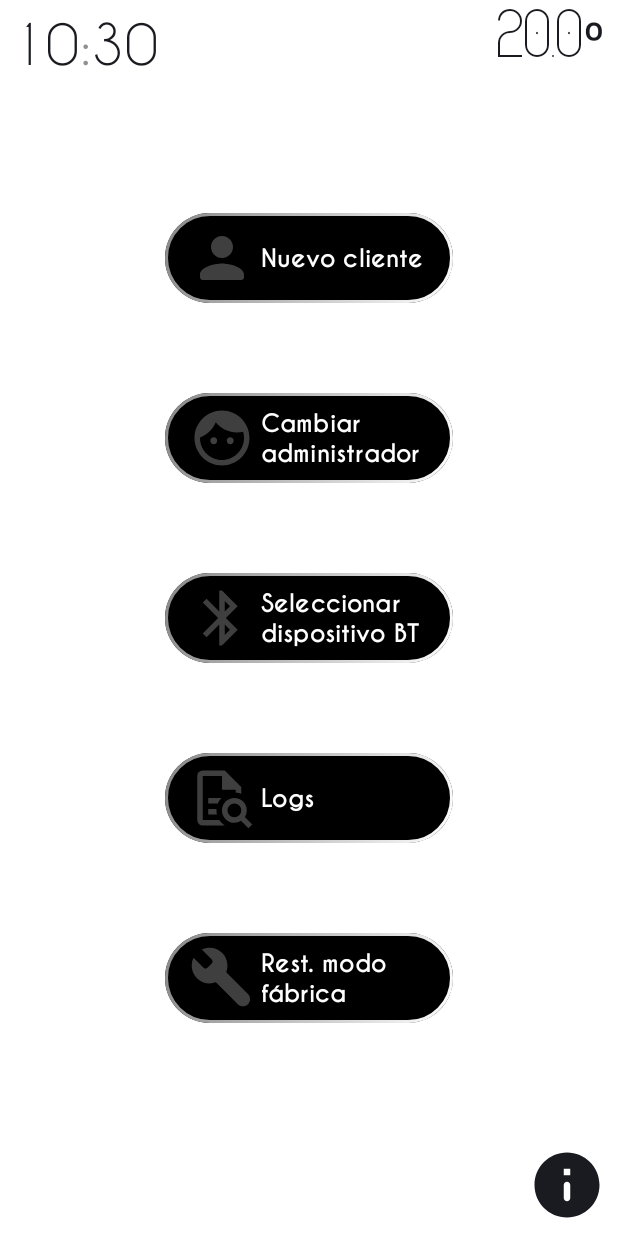
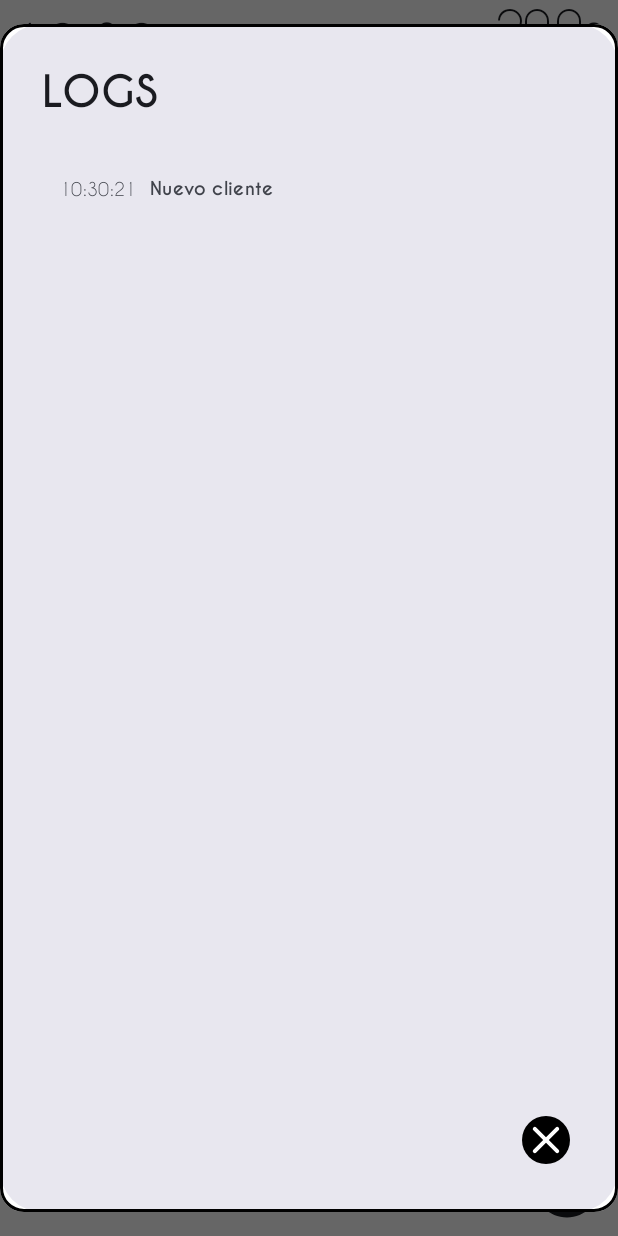
Before and after one commit to Roboto-Domoto/mBapp, an Android app built with Jetpack Compose: the composable EmployeeSettingScreen shown on its own in the app's theme, after a tap on "Logs", on a phone screen of 412 x 824 dp. Run offline under Robolectric (Android 15) with nearby library versions, the phone set to English and light mode, and no system bars; our stand-ins replace RxJava; Roboto replaces fonts that are not available here; 3 other taps on this screen came first.

Commit message:
Log Finished

```diff
--- /dev/null
+++ b/mBapp/app/src/main/java/com/example/mbapp_androidapp/common/classes/RegistryElements.kt
@@ -0,0 +1,5 @@
+package com.example.mbapp_androidapp.common.classes
+
+data class InventoryItem(val hour: String, val item: ItemClass)
+
+data class MBappLog(val hour: String, val event: String)
--- /dev/null
+++ b/mBapp/app/src/main/java/com/example/mbapp_androidapp/common/classes/System.kt
@@ -0,0 +1,45 @@
+package com.example.mbapp_androidapp.common.classes
+
+import android.content.ClipData.Item
+import java.time.LocalDateTime
+import java.time.format.DateTimeFormatter
+import java.util.Date
+import kotlin.time.Duration.Companion.hours
+import kotlin.time.Duration.Companion.minutes
+import kotlin.time.Duration.Companion.seconds
+
+class System private constructor() {
+    private val mBappLogs: MutableList<MBappLog> = mutableListOf()
+    private val dailyInventory: MutableList<InventoryItem> = mutableListOf()
+    val employee: Employee = Employee.getInstance()
+    val customer: Customer = Customer.getInstance()
+
+    companion object {
+        private var instance: System? = null
+        fun getInstance(): System {
+            if (instance == null) instance = System()
+            return instance!!
+        }
+    }
+    private fun getHour(): String {
+        val hourFormat = DateTimeFormatter.ofPattern("hh:mm:ss")
+        return LocalDateTime.now().format(hourFormat)
+    }
+    fun addLog(event: String) {
+        val log = MBappLog(getHour(), event)
+        mBappLogs.add(log)
+    }
+
+    fun getLogs(): List<MBappLog> {
+        return mBappLogs
+    }
+
+    fun addItemToInventory(item: ItemClass) {
+        val inventoryItem = InventoryItem(getHour(), item)
+        dailyInventory.add(inventoryItem)
+    }
+
+    fun getInventory(): List<InventoryItem> {
+        return dailyInventory
+    }
+}
--- a/mBapp/app/src/main/java/com/example/mbapp_androidapp/presentation/navigation/AppNavigation.kt
+++ b/mBapp/app/src/main/java/com/example/mbapp_androidapp/presentation/navigation/AppNavigation.kt
@@ -7,6 +7,7 @@ import androidx.navigation.compose.NavHost
 import androidx.navigation.compose.composable
 import androidx.navigation.compose.rememberNavController
 import com.example.mbapp_androidapp.common.classes.Customer
+import com.example.mbapp_androidapp.common.classes.System
 import com.example.mbapp_androidapp.data.AppDatabase
 import com.example.mbapp_androidapp.presentation.screens.EmployeeScreen
 import com.example.mbapp_androidapp.presentation.screens.EmployeeSettingScreen
@@ -27,7 +28,7 @@ fun AppNavigation() {
     val navController = rememberNavController() //Controlador de navegación
 
     //Se instancia al cliente
-    val customer = Customer.getInstance()
+    val system = System.getInstance()
 
     //Room y DAO
     val appDatabase = AppDatabase.getDatabase(context = LocalContext.current.applicationContext)
--- a/mBapp/app/src/main/java/com/example/mbapp_androidapp/presentation/screens/EmployeeSettingScreen.kt
+++ b/mBapp/app/src/main/java/com/example/mbapp_androidapp/presentation/screens/EmployeeSettingScreen.kt
@@ -1,7 +1,6 @@
 package com.example.mbapp_androidapp.presentation.screens
 
 import androidx.compose.animation.animateContentSize
-import androidx.compose.animation.core.animateFloatAsState
 import androidx.compose.foundation.background
 import androidx.compose.foundation.layout.Arrangement
 import androidx.compose.foundation.layout.Box
@@ -23,24 +22,23 @@ import androidx.compose.material3.Text
 import androidx.compose.runtime.Composable
 import androidx.compose.runtime.LaunchedEffect
 import androidx.compose.runtime.MutableState
-import androidx.compose.runtime.getValue
 import androidx.compose.runtime.mutableStateOf
 import androidx.compose.runtime.remember
 import androidx.compose.ui.Alignment
 import androidx.compose.ui.Modifier
-import androidx.compose.ui.draw.alpha
 import androidx.compose.ui.graphics.Color
 import androidx.compose.ui.graphics.vector.ImageVector
 import androidx.compose.ui.res.vectorResource
 import androidx.compose.ui.text.font.FontWeight
 import androidx.compose.ui.tooling.preview.Preview
 import androidx.compose.ui.unit.dp
-import androidx.navigation.NavHostController
 import com.example.mbapp_androidapp.R
 import com.example.mbapp_androidapp.common.classes.Customer
+import com.example.mbapp_androidapp.common.classes.System
 import com.example.mbapp_androidapp.common.elements.MenuButton
 import com.example.mbapp_androidapp.common.elements.TopElements
 import com.example.mbapp_androidapp.presentation.windows.AdminWindow
+import com.example.mbapp_androidapp.presentation.windows.LogWindow
 import com.example.mbapp_androidapp.ui.theme.caviarFamily
 import kotlinx.coroutines.delay
 
@@ -48,6 +46,7 @@ import kotlinx.coroutines.delay
 fun EmployeeSettingScreen() {
     val showMsg = remember { mutableStateOf(false) }
     val showAdminW = remember { mutableStateOf(false) }
+    val showLogsW = remember { mutableStateOf(false) }
 
     Box(
         modifier = Modifier
@@ -56,7 +55,8 @@ fun EmployeeSettingScreen() {
     ) {
         TopElements() //Hora y temperatura
         if (showAdminW.value) AdminWindow(flag = showAdminW)
-        Buttons(showMsg, showAdminW) //Los botones con las distintas opciones del menú
+        if (showLogsW.value) LogWindow(flag = showLogsW)
+        Buttons(showMsg, showAdminW, showLogsW) //Los botones con las distintas opciones del menú
         Icon(
             imageVector = Icons.Rounded.Info,
             contentDescription = "Info button",
@@ -92,8 +92,10 @@ fun EmployeeSettingScreen() {
 }
 
 @Composable
-private fun Buttons(showMsg: MutableState<Boolean>, showAdminW: MutableState<Boolean>) {
-    val customer = Customer.getInstance()
+private fun Buttons(showMsg: MutableState<Boolean>, showAdminW: MutableState<Boolean>,
+                    showLogsW: MutableState<Boolean>)
+{
+    val customer = System.getInstance().customer
 
     Column(
         modifier = Modifier.fillMaxSize(),
@@ -105,6 +107,7 @@ private fun Buttons(showMsg: MutableState<Boolean>, showAdminW: MutableState<Boo
             text = "Nuevo cliente",
             onClick = {
                 customer.resetList()
+                System.getInstance().addLog("Nuevo cliente")
                 showMsg.value = true
             }
         )
@@ -123,7 +126,8 @@ private fun Buttons(showMsg: MutableState<Boolean>, showAdminW: MutableState<Boo
         Spacer(modifier = Modifier.height(60.dp))
         MenuButton(
             icon = ImageVector.vectorResource(id = R.drawable.quick_reference_all_fill0_wght400_grad0_opsz24),
-            text = "Logs"
+            text = "Logs",
+            onClick = { showLogsW.value = !showLogsW.value }
         )
         Spacer(modifier = Modifier.height(60.dp))
         MenuButton(
--- a/mBapp/app/src/main/java/com/example/mbapp_androidapp/presentation/screens/HomeScreen.kt
+++ b/mBapp/app/src/main/java/com/example/mbapp_androidapp/presentation/screens/HomeScreen.kt
@@ -26,6 +26,7 @@ import androidx.compose.ui.res.vectorResource
 import androidx.compose.ui.unit.dp
 import androidx.navigation.NavHostController
 import com.example.mbapp_androidapp.R
+import com.example.mbapp_androidapp.common.classes.System
 import com.example.mbapp_androidapp.common.elements.MenuButton
 import com.example.mbapp_androidapp.common.elements.TopElements
 import com.example.mbapp_androidapp.presentation.navigation.AppScreens
--- a/mBapp/app/src/main/java/com/example/mbapp_androidapp/presentation/windows/AdminWindow.kt
+++ b/mBapp/app/src/main/java/com/example/mbapp_androidapp/presentation/windows/AdminWindow.kt
@@ -33,13 +33,14 @@ import androidx.compose.ui.text.input.KeyboardType
 import androidx.compose.ui.unit.dp
 import androidx.compose.ui.unit.sp
 import com.example.mbapp_androidapp.common.classes.Employee
+import com.example.mbapp_androidapp.common.classes.System
 import com.example.mbapp_androidapp.ui.theme.caviarFamily
 
 @OptIn(ExperimentalMaterial3Api::class)
 @Composable
 fun AdminWindow(flag: MutableState<Boolean>)
 {
-    val employee = Employee.getInstance()
+    val employee = System.getInstance().employee
     var number by remember { mutableStateOf(employee.getAdminTl()) }
 
     AlertDialog(
--- /dev/null
+++ b/mBapp/app/src/main/java/com/example/mbapp_androidapp/presentation/windows/LogWindow.kt
@@ -0,0 +1,103 @@
+package com.example.mbapp_androidapp.presentation.windows
+
+import androidx.compose.foundation.background
+import androidx.compose.foundation.border
+import androidx.compose.foundation.layout.PaddingValues
+import androidx.compose.foundation.layout.Row
+import androidx.compose.foundation.layout.Spacer
+import androidx.compose.foundation.layout.fillMaxHeight
+import androidx.compose.foundation.layout.fillMaxWidth
+import androidx.compose.foundation.layout.height
+import androidx.compose.foundation.layout.padding
+import androidx.compose.foundation.layout.size
+import androidx.compose.foundation.lazy.LazyColumn
+import androidx.compose.foundation.lazy.itemsIndexed
+import androidx.compose.foundation.lazy.rememberLazyListState
+import androidx.compose.foundation.shape.CircleShape
+import androidx.compose.foundation.shape.RoundedCornerShape
+import androidx.compose.material.icons.Icons
+import androidx.compose.material.icons.rounded.Close
+import androidx.compose.material3.AlertDialog
+import androidx.compose.material3.Icon
+import androidx.compose.material3.IconButton
+import androidx.compose.material3.Text
+import androidx.compose.runtime.Composable
+import androidx.compose.runtime.MutableState
+import androidx.compose.ui.Modifier
+import androidx.compose.ui.graphics.Color
+import androidx.compose.ui.text.font.FontWeight
+import androidx.compose.ui.unit.dp
+import androidx.compose.ui.unit.sp
+import com.example.mbapp_androidapp.common.classes.System
+import com.example.mbapp_androidapp.ui.theme.caviarFamily
+
+@Composable
+fun LogWindow(flag: MutableState<Boolean>)
+{
+    val logs = System.getInstance().getLogs()
+
+    AlertDialog(
+        onDismissRequest = { flag.value = !flag.value },
+        confirmButton = {
+            //Botón para cerrar
+            IconButton(
+                onClick = { flag.value = !flag.value }
+            ) {
+                Icon(
+                    imageVector = Icons.Rounded.Close,
+                    contentDescription = "Change the telephone number of admin",
+                    tint = Color.White,
+                    modifier = Modifier
+                        .size(32.dp)
+                        .background(Color.Black, CircleShape)
+                )
+            }
+        },
+        title = {
+            Text(
+                text = "LOGS",
+                fontFamily = caviarFamily,
+                fontWeight = FontWeight.Bold,
+                fontSize = 28.sp,
+                modifier = Modifier.padding(4.dp)
+            )
+        },
+        text = {
+            LazyColumn(
+                modifier = Modifier
+                    .fillMaxWidth()
+                    .fillMaxHeight(0.95f),
+                state = rememberLazyListState(),
+                contentPadding = PaddingValues(12.dp)
+            ) {
+                itemsIndexed(logs) { _, log ->
+                    LogEvent(hour = log.hour, event = log.event)
+                    Spacer(modifier = Modifier.height(16.dp)) //Margen
+                }
+            }
+        },
+        modifier = Modifier
+            .border(2.dp, Color.Black, RoundedCornerShape(16.dp))
+            .background(Color.White, RoundedCornerShape(16.dp))
+    )
+}
+
+@Composable
+private fun LogEvent(hour: String, event: String) {
+    Row {
+        Text(
+            text = hour,
+            fontFamily = caviarFamily,
+            fontSize = 12.sp,
+            modifier = Modifier.padding(4.dp)
+        )
+
+        Text(
+            text = event,
+            fontFamily = caviarFamily,
+            fontWeight = FontWeight.Bold,
+            fontSize = 12.sp,
+            modifier = Modifier.padding(4.dp)
+        )
+    }
+}
--- a/mBapp/app/src/main/java/com/example/mbapp_androidapp/presentation/windows/PasswordWindow.kt
+++ b/mBapp/app/src/main/java/com/example/mbapp_androidapp/presentation/windows/PasswordWindow.kt
@@ -38,6 +38,7 @@ import androidx.compose.ui.unit.dp
 import androidx.compose.ui.unit.sp
 import androidx.navigation.NavHostController
 import com.example.mbapp_androidapp.R
+import com.example.mbapp_androidapp.common.classes.System
 import com.example.mbapp_androidapp.presentation.navigation.AppScreens
 import com.example.mbapp_androidapp.ui.theme.caviarFamily
 
@@ -46,6 +47,8 @@ import com.example.mbapp_androidapp.ui.theme.caviarFamily
 fun PasswordWindow(navController: NavHostController, flag: MutableState<Boolean>,
                    modifier: Modifier = Modifier)
 {
+    val system = System.getInstance()
+
     var hidden by remember { mutableStateOf(true) }
     var password by remember { mutableStateOf("") }
 
@@ -73,6 +76,7 @@ fun PasswordWindow(navController: NavHostController, flag: MutableState<Boolean>
                 IconButton(
                     onClick = {
                         if (password == "Contraseña")
+                            system.addLog("Acceso a modo empleado")
                             navController.navigate(AppScreens.EmployeeScreen.route)
                     }
                 ) {
```
